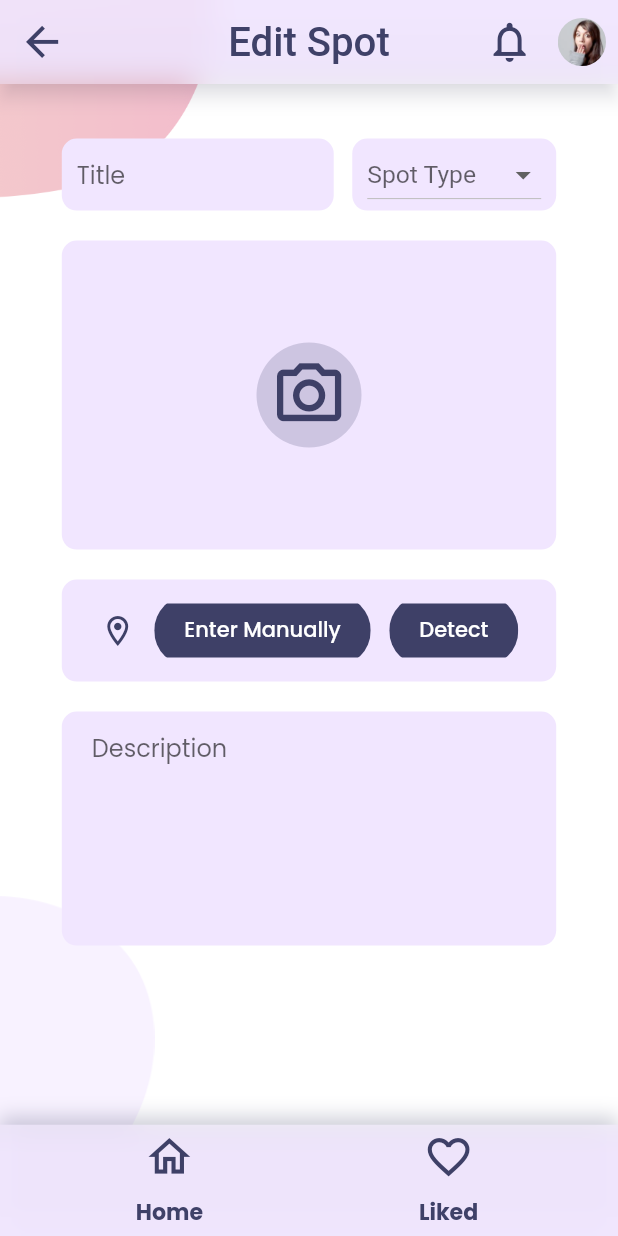
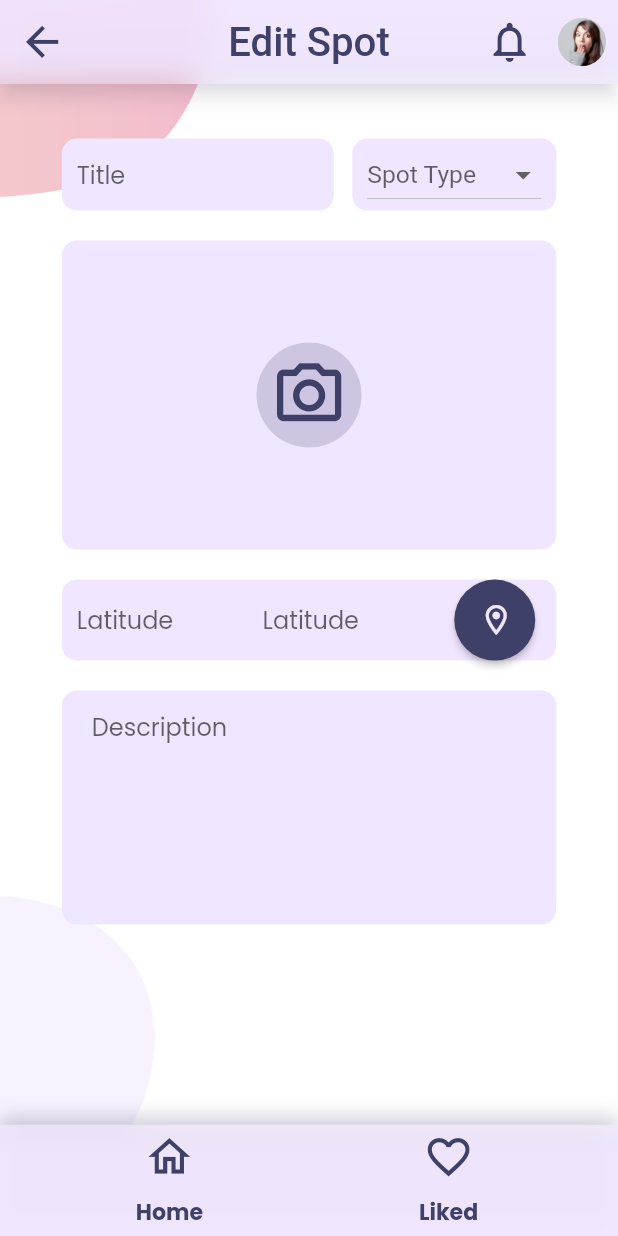
Before and after one commit to daniyalahmad358/nowrth, a Flutter app: the AddEditSpotScreen screen opened directly, on a phone screen of 412 x 824 dp. Run offline on Flutter 3.47's test engine with Material 2 defaults, Android fonts, the phone set to English and light mode, and no system bars; our stand-ins replace flutter_rating_bar, flutter_svg, flutter_svg_provider, google_fonts, lottie, shared_preferences; accounts and stored records are empty; project files that could hold a hidden picture were left out; key blocks and very long unbroken strings in the code were emptied for the run.

```diff
--- a/lib/components/spot_card/spot_card.dart
+++ b/lib/components/spot_card/spot_card.dart
@@ -13,13 +13,11 @@ class SpotCard extends StatefulWidget {
     Key? key,
     required this.spot,
     this.isFullCard = false,
-    this.topRightCornerIconData,
   }) : super(key: key);
 
   final Spot spot;
 
   final bool isFullCard;
-  final IconData? topRightCornerIconData;
 
   @override
   _SpotCardState createState() => _SpotCardState();
--- a/lib/constants/app_colors.dart
+++ b/lib/constants/app_colors.dart
@@ -4,6 +4,7 @@ import 'package:flutter/material.dart';
 const kPrimaryColor = Color(0xFF3E4067);
 const kTextColor = Color(0xFF3F4168);
 const kIconColor = Color(0xFF5E5E5E);
+final kGreyColor = Colors.grey[400];
 // const kPrimaryColor = Color(0xFF6F35A5);
 const kPrimaryLightColor = Color(0xFFF1E6FF);
 
--- a/lib/models/spot_location.dart
+++ b/lib/models/spot_location.dart
@@ -8,6 +8,6 @@ class SpotLocation {
   });
 
   String get fullLocation {
-    return cityOrTown + ", " + country;
+    return "$cityOrTown, $country";
   }
 }
--- a/lib/screens/contribution/add_edit_spot/components/add_edit_spot_body.dart
+++ b/lib/screens/contribution/add_edit_spot/components/add_edit_spot_body.dart
@@ -116,14 +116,34 @@ class _AddEditSpotBodyState extends State<AddEditSpotBody> {
               child: Row(
                 mainAxisAlignment: MainAxisAlignment.center,
                 children: <Widget>[
-                  Icon(
-                    Icons.location_on_outlined,
-                    color: kPrimaryColor,
+                  Expanded(
+                    flex: 2,
+                    child: InputField(
+                      hintText: "Latitude",
+                      onChanged: (value) {},
+                    ),
                   ),
-                  SizedBox(width: percentageWidth(3)),
-                  RoundButton(text: "Enter Manually", press: () {}),
-                  SizedBox(width: percentageWidth(3)),
-                  RoundButton(text: "Detect", press: () {}),
+                  Expanded(
+                    flex: 2,
+                    child: InputField(
+                      hintText: "Latitude",
+                      onChanged: (value) {},
+                    ),
+                  ),
+                  Expanded(
+                    child: MaterialButton(
+                      padding:
+                          EdgeInsets.symmetric(vertical: 15, horizontal: 20),
+                      minWidth: 46,
+                      shape: CircleBorder(),
+                      child: Icon(
+                        Icons.location_on_outlined,
+                        color: kPrimaryLightColor,
+                      ),
+                      color: kPrimaryColor,
+                      onPressed: () {},
+                    ),
+                  ),
                 ],
               ),
             ),
@@ -133,7 +153,7 @@ class _AddEditSpotBodyState extends State<AddEditSpotBody> {
                 maxLines: 6,
                 onChanged: (String value) {},
               ),
-            )
+            ),
           ],
         ),
       ),
--- a/lib/screens/contribution/contributions/components/contributions_body.dart
+++ b/lib/screens/contribution/contributions/components/contributions_body.dart
@@ -19,7 +19,6 @@ class _ContributionsBodyState extends State<ContributionsBody> {
     SpotCard spotCard = SpotCard(
       spot: contributedSpots[index],
       isFullCard: true,
-      topRightCornerIconData: Icons.edit,
     );
     return spotCard;
   }
@@ -34,7 +33,10 @@ class _ContributionsBodyState extends State<ContributionsBody> {
       splashRadius: percentageHeight(3.5),
       padding: EdgeInsets.all(2),
       alignment: Alignment.topCenter,
-      onPressed: () => bringOtionsMenu(context: context),
+      onPressed: () => bringOtionsMenu(context,
+          contributedSpot: contributedSpots[index], refresher: () {
+        setState(() {});
+      }),
     );
   }
 
--- a/lib/screens/liked/components/liked_body.dart
+++ b/lib/screens/liked/components/liked_body.dart
@@ -14,7 +14,6 @@ class LikedBody extends StatefulWidget {
   SpotCard makeLikedSpotCard(int index) {
     SpotCard spotCard = SpotCard(
       spot: likedSpots[index],
-      topRightCornerIconData: Icons.close_rounded,
       isFullCard: true,
     );
     return spotCard;
```
Also changed, not shown: lib/screens/contribution/contributions/components/options_menu.dart (+72 -4 lines).
